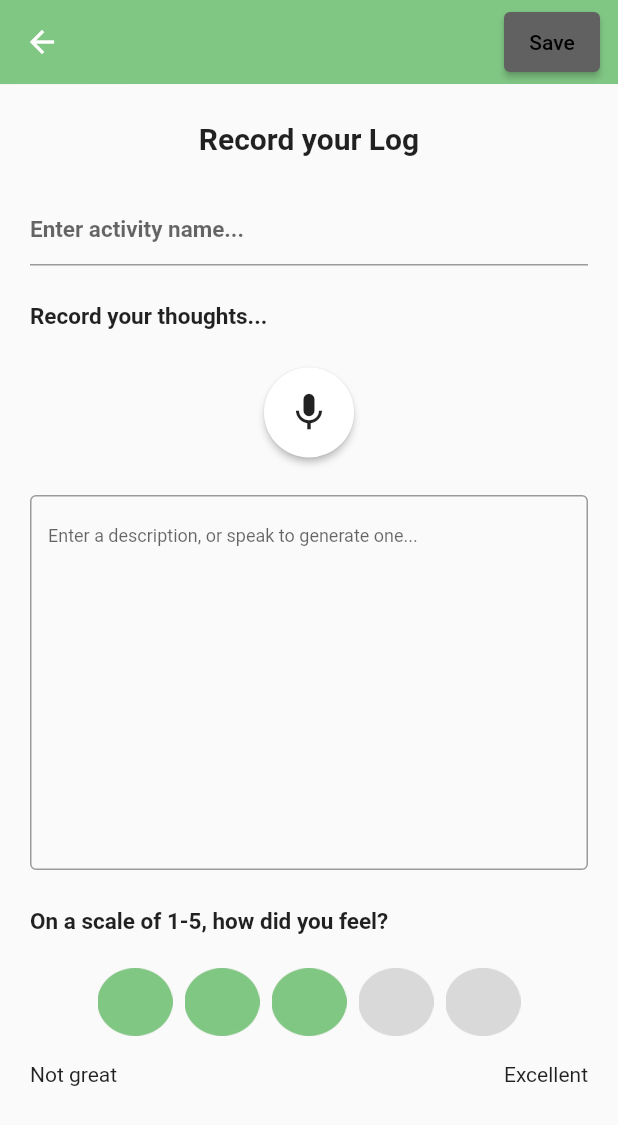
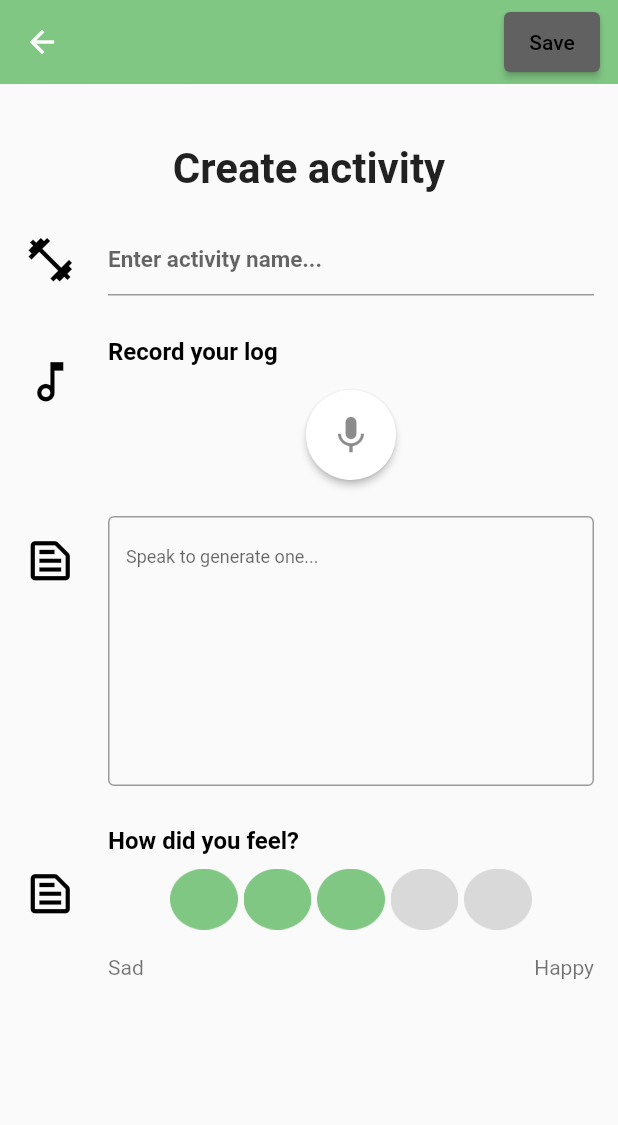
Before and after one commit to mr-jw/fitness-journal-mobile-app, a Flutter app: the screen it shows after launch, after a tap on the "add" icon, on a phone screen of 412 x 824 dp. Shown: the top 1125 px of the screen. Run offline on Flutter 3.47's test engine with Material 2 defaults, Android fonts, the phone set to English and light mode, and no system bars; drawn by our look-alikes of flutter_rating_bar; our stand-ins replace audioplayers, fl_chart, permission_handler, sqflite, table_calendar; missing offline and left inert: flutter_sound_lite, google_speech; accounts and stored records are empty; project files that could hold a hidden picture were left out.

Commit message:
Added sub-page styling

```diff
--- a/lib/main.dart
+++ b/lib/main.dart
@@ -36,7 +36,9 @@ class _MyAppState extends State<MyApp> {
               elevation: 0.1,
               backgroundColor: Colors.green.shade300,
             ),
-        ),
+            progressIndicatorTheme: ProgressIndicatorThemeData(
+              color: Colors.green.shade300,
+            )),
         title: MyApp.title,
         home: const ActivityPage(),
       );
--- a/lib/pages/activities_page.dart
+++ b/lib/pages/activities_page.dart
@@ -1,5 +1,3 @@
-import 'dart:collection';
-
 import 'package:fitness_tracker/pages/settings_page.dart';
 import 'package:flutter/material.dart';
 import 'package:fitness_tracker/widgets/activity_card_widget.dart';
@@ -7,7 +5,6 @@ import 'package:fitness_tracker/model/activity.dart';
 import 'package:fitness_tracker/db/activity_database.dart';
 import 'package:fitness_tracker/pages/edit_activity_page.dart';
 import 'package:fitness_tracker/pages/activity_detail_page.dart';
-import 'package:intl/intl.dart';
 import 'package:table_calendar/table_calendar.dart';
 
 import 'analytics_page.dart';
@@ -61,21 +58,46 @@ class _ActivityPageState extends State<ActivityPage> {
   late DateTime _selectedDay = _focusedDay;
 
 // debug code.
-  Future addActivity(int day) async {
+  Future addActivity(String title, int day, int month, double mood) async {
     final activity = Activity(
-      title: "Test Activity",
+      title: title,
       description: "Test Description.",
-      date: DateTime.utc(2023, 03, day),
+      date: DateTime.utc(2023, month, day),
       audio: "...",
-      mood: 1.5,
+      mood: mood,
     );
 
     await ActivityDatabase.instance.create(activity);
   }
 
+  void loadTestData() {
+    // March
+    addActivity("Sprint", 13, 03, 2);
+    addActivity("Dumbell-press", 13, 03, 3.5);
+    addActivity("Press-ups", 16, 03, 1.5);
+    addActivity("Deadlifts", 22, 03, 2);
+    addActivity("Squats", 22, 03, 2);
+    addActivity("Press-ups", 23, 03, 3.5);
+    addActivity("Sprint", 25, 03, 4);
+    addActivity("Deadlifts", 28, 03, 2);
+    addActivity("Bench-press", 31, 03, 1.5);
+
+    // April
+    addActivity("Sprint", 02, 04, 4);
+    addActivity("Squats", 04, 04, 2);
+    addActivity("Press-ups", 04, 04, 3.5);
+    addActivity("Sprint", 10, 04, 4);
+    addActivity("Squats", 16, 04, 2);
+    addActivity("Press-ups", 17, 04, 3.5);
+  }
+
   @override
   void initState() {
     super.initState();
+
+    _activities = [];
+
+    //loadTestData();
 
     _getEventsForDay();
   }
@@ -130,7 +152,7 @@ class _ActivityPageState extends State<ActivityPage> {
     return TableCalendar(
       focusedDay: _focusedDay,
       firstDay: DateTime.utc(2023),
-      lastDay: DateTime.utc(2035),
+      lastDay: DateTime.utc(2025),
       selectedDayPredicate: (day) => isSameDay(_selectedDay, day),
       calendarFormat: _calendarFormat,
       rangeSelectionMode: _rangeSelectionMode,
@@ -181,11 +203,13 @@ class _ActivityPageState extends State<ActivityPage> {
                     )
                   : buildActivities(),
         ),
+        const SizedBox(height: 20),
       ],
     );
   }
 
-  ListView buildActivities() => ListView.separated(
+  Widget buildActivities() {
+    return ListView.separated(
       scrollDirection: Axis.vertical,
       shrinkWrap: true,
       padding: const EdgeInsets.symmetric(vertical: 8, horizontal: 4),
@@ -209,6 +233,7 @@ class _ActivityPageState extends State<ActivityPage> {
         height: 1,
       ),
     );
+  }
 
   @override
   Widget build(BuildContext context) => Scaffold(
@@ -218,8 +243,13 @@ class _ActivityPageState extends State<ActivityPage> {
         body: _selectedIndex != 0
             ? _pages.elementAt(_selectedIndex)
             : activitiesPageContent(),
-        floatingActionButton: FloatingActionButton(
-          child: const Icon(Icons.add),
+        floatingActionButton: _selectedIndex != 0
+            ? null
+            : FloatingActionButton(
+                child: const Icon(
+                  Icons.add,
+                  size: 25,
+                ),
                 onPressed: () async {
                   await Navigator.of(context).push(
                     MaterialPageRoute(
--- a/lib/widgets/activity_form_widget.dart
+++ b/lib/widgets/activity_form_widget.dart
@@ -49,130 +49,47 @@ class _ActivityFormWidgetState extends State<ActivityFormWidget> {
   }
 
   @override
-  Widget build(BuildContext context) => SingleChildScrollView(
-        child: Padding(
-          padding: const EdgeInsets.all(20),
-          child: Column(
-            mainAxisSize: MainAxisSize.min,
+  Widget build(BuildContext context) => ListView(
+        padding: EdgeInsets.symmetric(horizontal: 0),
         children: [
-              const SizedBox(height: 5),
+          const Padding(
+            padding: EdgeInsets.symmetric(horizontal: 10, vertical: 20),
+          ),
           const Text(
-                "Record your Log",
+            "Create activity",
             textAlign: TextAlign.center,
             style: TextStyle(
-                  fontSize: 20,
+              fontSize: 28,
               fontWeight: FontWeight.bold,
             ),
           ),
-              const SizedBox(height: 25),
+          const Padding(
+            padding: EdgeInsets.symmetric(vertical: 8),
+          ),
           buildTitle(),
-              const SizedBox(height: 25),
+          const Padding(
+            padding: EdgeInsets.symmetric(vertical: 10),
+          ),
           buildAudioRecording(),
-              const SizedBox(height: 25),
+          const Padding(
+            padding: EdgeInsets.symmetric(vertical: 8),
+          ),
           buildDescription(),
-              const SizedBox(height: 25),
+          const Padding(
+            padding: EdgeInsets.symmetric(vertical: 17),
+          ),
           buildMood(),
         ],
-          ),
-        ),
       );
 
-  Widget buildAudioRecording() {
-    var isRecording = soundRecorder.isRecording;
-    var icon = isRecording ? Icons.stop : Icons.mic;
-
-    return Column(
-      children: <Widget>[
-        const Align(
-          alignment: Alignment.centerLeft,
-          child: Text(
-            "Record your thoughts...",
-            style: TextStyle(
-              fontWeight: FontWeight.bold,
-              fontSize: 15,
+  ListTile buildTitle() {
+    return ListTile(
+      leading: const Icon(
+        Icons.fitness_center,
+        color: Colors.black,
+        size: 35,
       ),
-          ),
-        ),
-        const SizedBox(height: 25),
-        RawMaterialButton(
-          onPressed: () async {
-            await soundRecorder.toggleRecording();
-            isRecording = soundRecorder.isRecording;
-            setState(() {});
-
-            // pass the recording file path back to edit activity page.
-            widget.fullAudioFilePathCallBack(soundRecorder.getCompletePath());
-          },
-          elevation: 2,
-          fillColor: Colors.white,
-          padding: const EdgeInsets.all(15.0),
-          shape: const CircleBorder(),
-          child: Icon(
-            icon,
-            size: 30.0,
-          ),
-        ),
-      ],
-    );
-  }
-
-  Future buildAudioTranscription() async {
-    // pass the recording file path to the audio transcriber.
-    // transcribe message.
-    await audioTranscriber.transcribe(soundRecorder.getCompletePath());
-
-    // some sort of check to see if the audio transcriber has stopped.
-
-    GlobalVar.descriptionController.text =
-        audioTranscriber.getTranscribedMessage();
-  }
-
-  Widget buildMood() {
-    return Column(
-      children: [
-        const Align(
-          alignment: Alignment.centerLeft,
-          child: Text(
-            "On a scale of 1-5, how did you feel?",
-            style: TextStyle(
-              fontWeight: FontWeight.bold,
-              fontSize: 15,
-            ),
-          ),
-        ),
-        const SizedBox(height: 20),
-        RatingBar(
-          initialRating: 3,
-          direction: Axis.horizontal,
-          allowHalfRating: true,
-          itemCount: 5,
-          itemSize: 50.0,
-          ratingWidget: RatingWidget(
-            full: Image.asset('assets/images/indicator.png'),
-            half: Image.asset('assets/images/indicator-half.png'),
-            empty: Image.asset('assets/images/indicator-empty.png'),
-          ),
-          itemPadding: const EdgeInsets.symmetric(horizontal: 4.0),
-          onRatingUpdate: (mood) {
-            widget.moodletWidgetCallBack(mood);
-          },
-        ),
-        Padding(
-          padding: const EdgeInsets.symmetric(vertical: 15),
-          child: Row(
-            mainAxisAlignment: MainAxisAlignment.spaceBetween,
-            children: const [
-              Text("Not great"),
-              Text("Excellent"),
-            ],
-          ),
-        ),
-      ],
-    );
-  }
-
-  Widget buildTitle() {
-    return TextFormField(
+      title: TextFormField(
         maxLines: 1,
         initialValue: widget.title,
         textCapitalization: TextCapitalization.sentences,
@@ -187,19 +104,83 @@ class _ActivityFormWidgetState extends State<ActivityFormWidget> {
         validator: (title) =>
             title != null && title.isEmpty ? 'The title cannot be empty' : null,
         onChanged: widget.onChangedTitle,
+      ),
     );
   }
 
-  Widget buildDescription() {
+  ListTile buildAudioRecording() {
+    var isRecording = soundRecorder.isRecording;
+    var icon = isRecording ? Icons.stop : Icons.mic;
+
+    return ListTile(
+      leading: const Icon(
+        Icons.audiotrack_outlined,
+        color: Colors.black,
+        size: 35,
+      ),
+      title: const Text(
+        "Record your log",
+        style: TextStyle(
+          fontSize: 16,
+          fontWeight: FontWeight.bold,
+          color: Colors.black,
+        ),
+      ),
+      subtitle: Transform.translate(
+        offset: const Offset(0, 8),
+        child: Padding(
+          padding: const EdgeInsets.symmetric(vertical: 8.0),
+          child: RawMaterialButton(
+            onPressed: () async {
+              await soundRecorder.toggleRecording();
+              isRecording = soundRecorder.isRecording;
+              setState(() {});
+
+              // pass the recording file path back to edit activity page.
+              widget.fullAudioFilePathCallBack(soundRecorder.getCompletePath());
+            },
+            elevation: 2,
+            fillColor: Colors.white,
+            padding: const EdgeInsets.symmetric(vertical: 15.0, horizontal: 0),
+            shape: const CircleBorder(),
+            child: Icon(
+              icon,
+              size: 30.0,
+            ),
+          ),
+        ),
+      ),
+    );
+  }
+
+  Future buildAudioTranscription() async {
+    // pass the recording file path to the audio transcriber.
+    // transcribe message.
+
+    if (soundRecorder.getCompletePath().isNotEmpty) {
+      await audioTranscriber.transcribe(soundRecorder.getCompletePath());
+
+      // some sort of check to see if the audio transcriber has stopped.
+
+      GlobalVar.descriptionController.text =
+          audioTranscriber.getTranscribedMessage();
+    }
+  }
+
+  ListTile buildDescription() {
     // this is working to update the description form
     // but the value needs to be passed back as onChangeDescription.
     buildAudioTranscription();
 
-    return Column(
-      children: [
-        TextFormField(
+    return ListTile(
+      leading: const Icon(
+        Icons.text_snippet_outlined,
+        color: Colors.black,
+        size: 35,
+      ),
+      title: TextFormField(
         controller: GlobalVar.descriptionController,
-          maxLines: 15,
+        maxLines: 10,
         textCapitalization: TextCapitalization.sentences,
         style: const TextStyle(
           fontWeight: FontWeight.normal,
@@ -207,13 +188,66 @@ class _ActivityFormWidgetState extends State<ActivityFormWidget> {
         ),
         decoration: const InputDecoration(
           border: OutlineInputBorder(),
-            hintText: 'Enter a description, or speak to generate one...',
+          hintText: 'Speak to generate one...',
         ),
         validator: (description) => description != null && description.isEmpty
             ? 'The description cannot be empty'
             : null,
       ),
+    );
+  }
+
+  ListTile buildMood() {
+    return ListTile(
+      leading: const Icon(
+        Icons.text_snippet_outlined,
+        color: Colors.black,
+        size: 35,
+      ),
+      title: Transform.translate(
+        offset: const Offset(0, -15),
+        child: const Text(
+          "How did you feel?",
+          style: TextStyle(
+            fontSize: 16,
+            fontWeight: FontWeight.bold,
+            color: Colors.black,
+          ),
+        ),
+      ),
+      subtitle: Transform.translate(
+        offset: const Offset(0, -8),
+        child: Column(
+          children: [
+            RatingBar(
+              initialRating: 3,
+              direction: Axis.horizontal,
+              allowHalfRating: true,
+              itemCount: 5,
+              itemSize: 45.0,
+              ratingWidget: RatingWidget(
+                full: Image.asset('assets/images/indicator.png'),
+                half: Image.asset('assets/images/indicator-half.png'),
+                empty: Image.asset('assets/images/indicator-empty.png'),
+              ),
+              itemPadding: const EdgeInsets.symmetric(horizontal: 2.0),
+              onRatingUpdate: (mood) {
+                widget.moodletWidgetCallBack(mood);
+              },
+            ),
+            Padding(
+              padding: const EdgeInsets.symmetric(vertical: 15),
+              child: Row(
+                mainAxisAlignment: MainAxisAlignment.spaceBetween,
+                children: const [
+                  Text("Sad"),
+                  Text("Happy"),
                 ],
+              ),
+            ),
+          ],
+        ),
+      ),
     );
   }
 }
--- a/pubspec.yaml
+++ b/pubspec.yaml
@@ -20,6 +20,7 @@ dependencies:
   path_provider: ^2.0.13
   table_calendar: ^3.0.9
   google_speech: ^2.1.2
+  fl_chart: ^0.61.0
 
 dev_dependencies:
   flutter_test:
```
Also changed, not shown: lib/api/audio_transcriber.dart (+8 -1 lines), lib/db/activity_database.dart (+16 -0 lines), lib/pages/activity_detail_page.dart (+140 -47 lines), lib/widgets/activity_card_widget.dart (+13 -4 lines), lib/widgets/line_chart_widget.dart (added, +46 -0 lines), pubspec.lock. Lines whose indentation alone changed are shown as unchanged.
